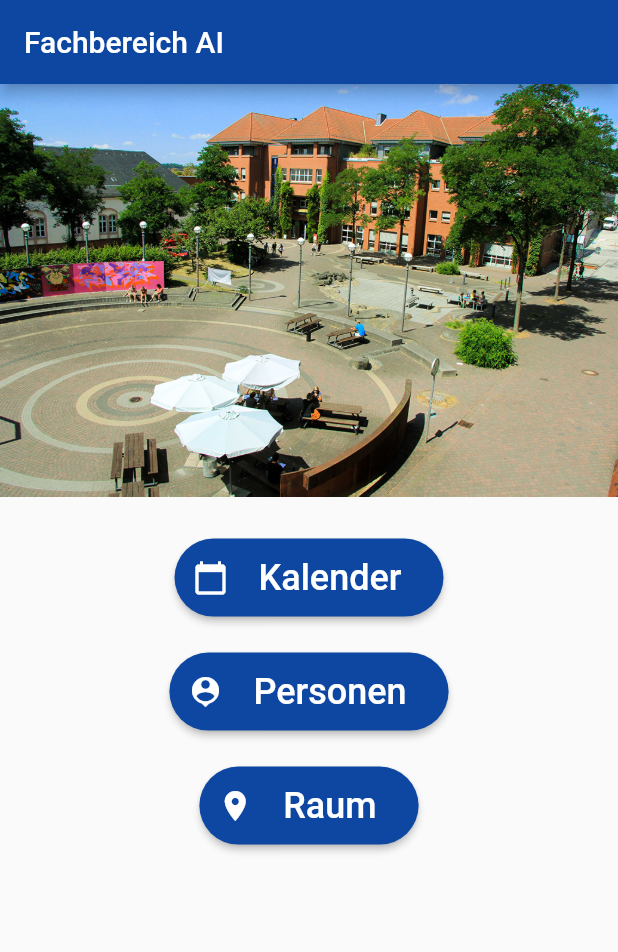
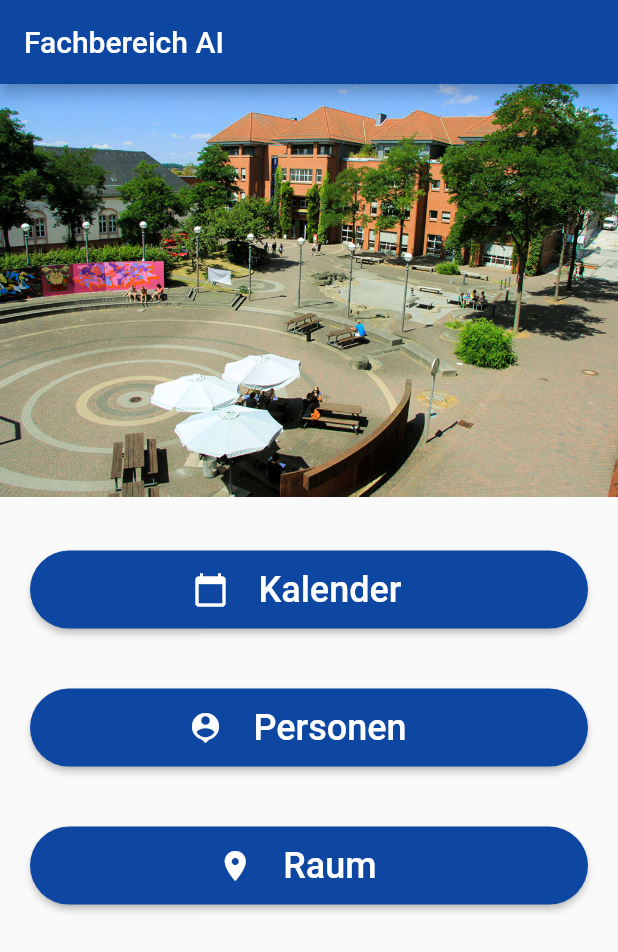
Before and after one commit to tonihoyer/fachbereichs_app, a Flutter app: the screen it shows after launch, on a phone screen of 412 x 824 dp. Shown: the top 952 px of the screen. Run offline on Flutter 3.47's test engine with Material 2 defaults, Android fonts, the phone set to English and light mode, and no system bars.

Commit message:
Buttons sind endlich groß!

```diff
--- a/lib/screens/home_screen.dart
+++ b/lib/screens/home_screen.dart
@@ -17,9 +17,11 @@ class HomeScreen extends StatelessWidget {
                 padding: const EdgeInsets.only(bottom: 16.0),
                 child: Image.asset("assets/images/Hochschule_46.jpg"),
               ),
-              buildButton(context,"Kalender",Icons.calendar_today, KalenderScreen()),
-              buildButton(context,"Personen",Icons.person_pin, PersonenScreen()),
-              buildButton(context,"Raum",Icons.room, RaumScreen()),
+              buildButton(
+                  context, "Kalender", Icons.calendar_today, KalenderScreen()),
+              buildButton(
+                  context, "Personen", Icons.person_pin, PersonenScreen()),
+              buildButton(context, "Raum", Icons.room, RaumScreen()),
             ],
           ),
         ),
@@ -27,9 +29,11 @@ class HomeScreen extends StatelessWidget {
     );
   }
 
-  Padding buildButton(BuildContext context,text,icon,widget) {
-    return Padding(
-              padding: const EdgeInsets.all(12.0),
+  Container buildButton(BuildContext context, text, icon, widget) {
+    return Container(
+      width: double.infinity,
+      child: Padding(
+        padding: const EdgeInsets.all(20.0),
         child: RaisedButton.icon(
           label: Padding(
             padding: const EdgeInsets.all(12.0),
@@ -53,7 +57,7 @@ class HomeScreen extends StatelessWidget {
                 ));
           },
         ),
+      ),
     );
   }
-
 }
```
Lines whose indentation alone changed are shown as unchanged.
